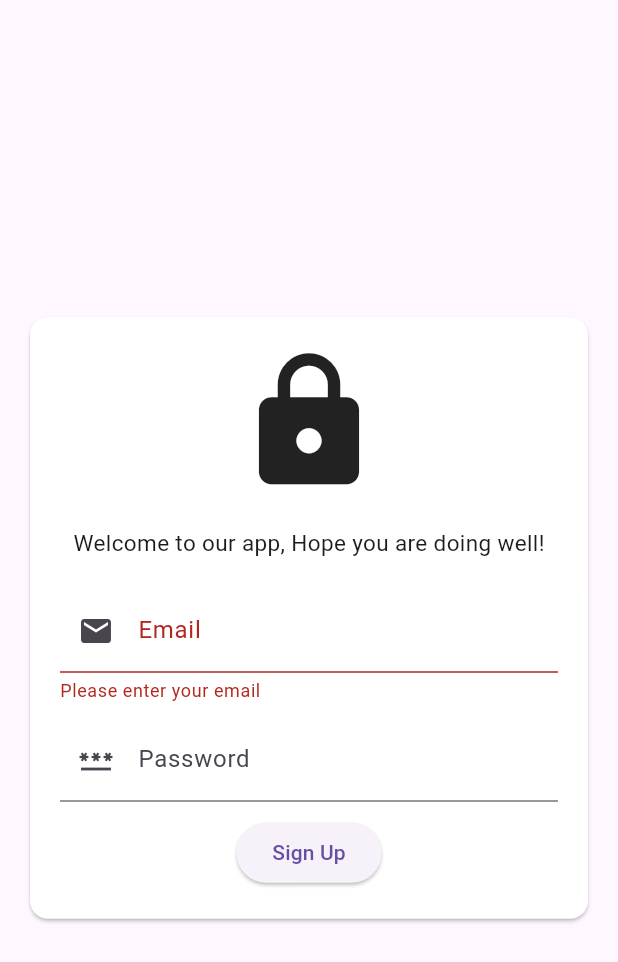
After one commit to Akbarabi/firebase-practice-crud, a Flutter app: the SignupPage screen opened directly, after a tap on "Sign Up", on a phone screen of 412 x 824 dp. The commit adds this screen. Shown: the top 962 px of the screen. Run offline on Flutter 3.47's test engine with Material 3 defaults, Android fonts, the light colour scheme and no system bars; our stand-ins replace cloud_firestore, firebase_auth, firebase_core, google_fonts; accounts and stored records are empty; Roboto replaces fonts that are missing (montserrat).

Commit message:
Final update

```diff
--- a/lib/main.dart
+++ b/lib/main.dart
@@ -1,6 +1,7 @@
 import 'package:flutter/material.dart';
 import 'package:firebase_core/firebase_core.dart';
 import 'package:simple_crud/screens/home_page.dart';
+import 'package:simple_crud/screens/signup_page.dart';
 import 'package:simple_crud/screens/splash_screen.dart';
 import 'firebase_options.dart';
 
--- /dev/null
+++ b/lib/screens/signup_page.dart
@@ -0,0 +1,118 @@
+import 'package:flutter/material.dart';
+import 'package:simple_crud/screens/home_page.dart';
+import 'package:simple_crud/services/authentication.dart';
+
+class SignupPage extends StatefulWidget {
+  const SignupPage({super.key});
+
+  @override
+  State<SignupPage> createState() => SignupPageState();
+}
+
+class SignupPageState extends State<SignupPage> {
+  // Form key
+  final _formKey = GlobalKey<FormState>();
+
+  // Text field controller
+  final TextEditingController _emailController = TextEditingController();
+  final TextEditingController _passwordController = TextEditingController();
+
+  // Authentication service
+  final AuthenticationService _authenticationService = AuthenticationService();
+
+  @override
+  Widget build(BuildContext context) {
+    return Scaffold(
+        body: Center(
+      child: Card(
+        color: Colors.white,
+        margin: const EdgeInsets.all(20),
+        child: Padding(
+          padding: const EdgeInsets.all(20.0),
+          child: Form(
+            key: _formKey,
+            child: Column(mainAxisSize: MainAxisSize.min, children: [
+              const Icon(
+                Icons.lock_rounded,
+                size: 100,
+              ),
+              const SizedBox(
+                height: 20,
+              ),
+              const Text(
+                'Welcome to our app, Hope you are doing well!',
+                style: TextStyle(
+                    fontFamily: 'montserrat',
+                    fontSize: 15,
+                    fontWeight: FontWeight.w400),
+              ),
+              const SizedBox(
+                height: 20,
+              ),
+              TextFormField(
+                controller: _emailController,
+                decoration: const InputDecoration(
+                    hintText: 'youremail123@gmail.com',
+                    labelText: 'Email',
+                    prefixIcon: Icon(Icons.email)),
+                validator: (value) {
+                  if (value == null || value.isEmpty) {
+                    return 'Please enter your email';
+                  }
+                  return null;
+                },
+              ),
+              const SizedBox(
+                height: 10,
+              ),
+              TextFormField(
+                controller: _passwordController,
+                obscureText: true,
+                decoration: const InputDecoration(
+                    hintText: 'yourpassword123',
+                    labelText: 'Password',
+                    prefixIcon: Icon(Icons.password)),
+                validator: (value) {
+                  if (value == null || value.isEmpty) {
+                    const Text('Please enter your password');
+                  }
+                  return null;
+                },
+              ),
+              const SizedBox(
+                height: 10,
+              ),
+              ElevatedButton(
+                  onPressed: () async {
+                    if (_formKey.currentContext != null) {
+                      if (_formKey.currentState!.validate()) {
+                        try {
+                          await _authenticationService.signUp(
+                              _emailController.text, _passwordController.text);
+
+                          _emailController.clear();
+                          _passwordController.clear();
+
+                          ScaffoldMessenger.of(context).showSnackBar(
+                              const SnackBar(
+                                  content: Text('Sign Up Successful')));
+
+                          Navigator.of(context).pushReplacement(
+                              MaterialPageRoute(
+                                  builder: (context) => const HomePage()));
+                        } catch (e) {
+                          ScaffoldMessenger.of(context).showSnackBar(
+                            SnackBar(content: Text(e.toString())),
+                          );
+                        }
+                      }
+                    }
+                  },
+                  child: const Text('Sign Up'))
+            ]),
+          ),
+        ),
+      ),
+    ));
+  }
+}
--- /dev/null
+++ b/lib/services/authentication.dart
@@ -0,0 +1,37 @@
+import 'package:firebase_auth/firebase_auth.dart';
+
+class AuthenticationService {
+  final FirebaseAuth _auth = FirebaseAuth.instance;
+
+  // ** Current User **
+  String? get uid => _auth.currentUser?.uid;
+
+  // ** Sign Up : Create user **
+  Future<void> signUp(String email, String password) async {
+    try {
+      await FirebaseAuth.instance
+          .createUserWithEmailAndPassword(email: email, password: password);
+    } catch (e) {
+      rethrow;
+    }
+  }
+
+  // ** Sign In : Sign user **
+  Future<void> signIn(String email, String password) async {
+    try {
+      await FirebaseAuth.instance
+          .signInWithEmailAndPassword(email: email, password: password);
+    } catch (e) {
+      rethrow;
+    }
+  }
+
+  // ** Sign Out : Sign user out **
+  Future<void> signOut() async {
+    try {
+      await FirebaseAuth.instance.signOut();
+    } catch (e) {
+      rethrow;
+    }
+  }
+}
--- a/pubspec.yaml
+++ b/pubspec.yaml
@@ -8,6 +8,7 @@ environment:
 
 dependencies:
   cloud_firestore: ^5.0.2
+  firebase_auth: ^5.1.2
   firebase_core: ^3.1.1
   flutter:
     sdk: flutter
```
Also changed, not shown: lib/screens/home_page.dart (+19 -2 lines), lib/screens/signin_page.dart (added, +118 -0 lines), lib/services/firestore.dart (+10 -1 lines), pubspec.lock, 3 other files.
